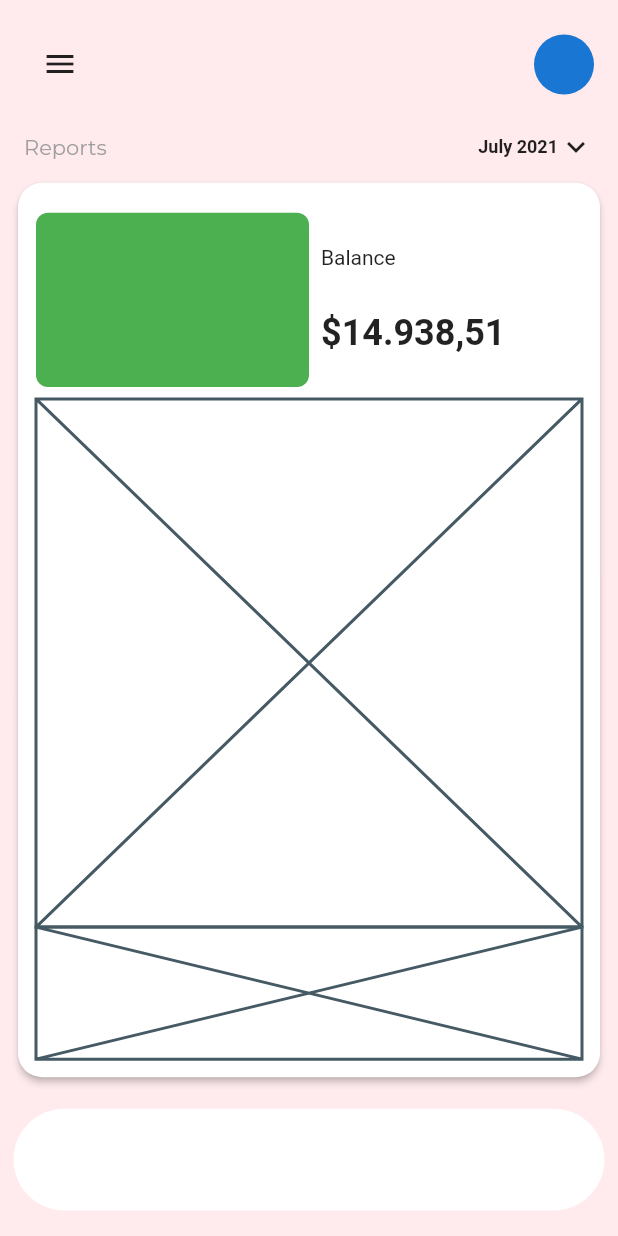
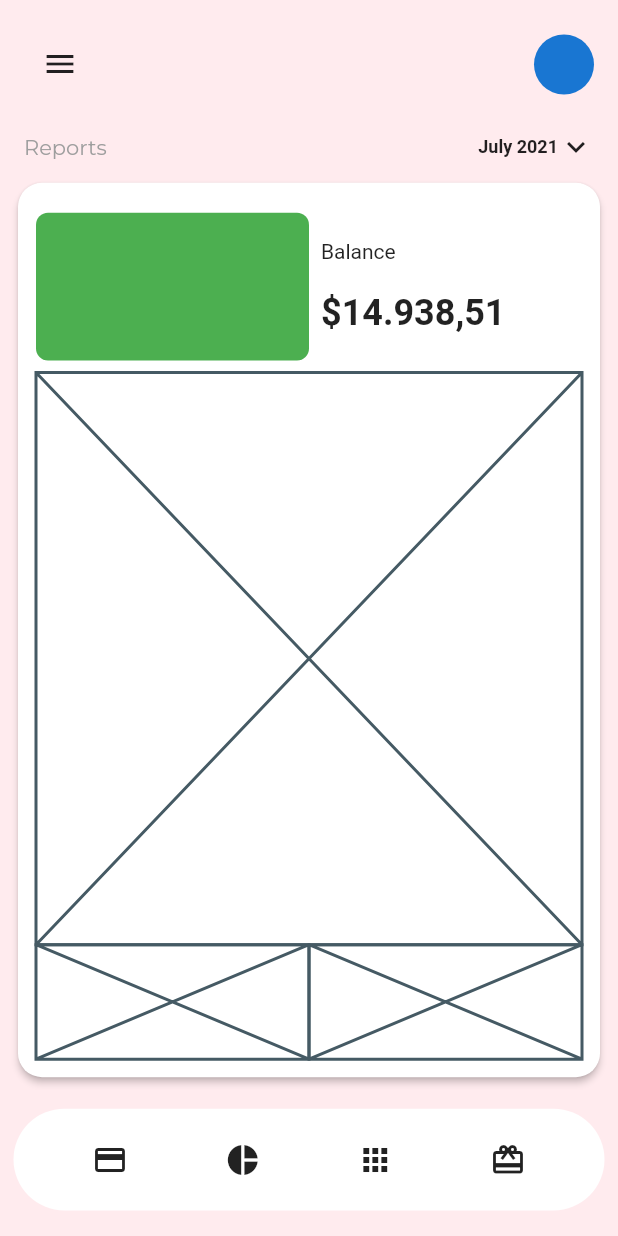
Before and after one commit to JAICHANGPARK/flutter_notebook_11th_story, a Flutter app: the screen it shows after launch, on a phone screen of 412 x 824 dp. Run offline on Flutter 3.47's test engine with Material 2 defaults, Android fonts, the phone set to English and light mode, and no system bars; our stand-ins replace backdrop, badges, flutter_inner_drawer, flutter_slidable, flutter_swiper, google_fonts.

Commit message:
Update bank_balance_page.dart

```diff
--- a/lib/ep749_bank_app/ui/bank_balance_page.dart
+++ b/lib/ep749_bank_app/ui/bank_balance_page.dart
@@ -95,8 +95,13 @@ class _BankBalancePageState extends State<BankBalancePage> {
                                       )),
                                     ],
                                   )),
-                              Expanded(flex: 8, child: Placeholder()),
-                              Expanded(flex: 2, child: Placeholder()),
+                              Expanded(flex: 10, child: Placeholder()),
+                              Expanded(flex: 2, child: Row(
+                                children: [
+                                  Expanded(child: Placeholder()),
+                                  Expanded(child: Placeholder())
+                                ],
+                              )),
                             ],
                           ),
                         ),
@@ -109,6 +114,16 @@ class _BankBalancePageState extends State<BankBalancePage> {
               child: Container(
                 margin: EdgeInsets.all(9),
                 decoration: BoxDecoration(color: Colors.white, borderRadius: BorderRadius.circular(36)),
+                child: Row(
+                  mainAxisAlignment: MainAxisAlignment.spaceEvenly,
+                  children: [
+                    IconButton(onPressed: (){}, icon: Icon(Icons.credit_card)),
+                    IconButton(onPressed: (){}, icon: Icon(Icons.pie_chart)),
+                    IconButton(onPressed: (){}, icon: Icon(Icons.apps)),
+                    IconButton(onPressed: (){}, icon: Icon(Icons.card_giftcard)),
+
+                  ],
+                ),
               ),
             ),
             SizedBox(
```
